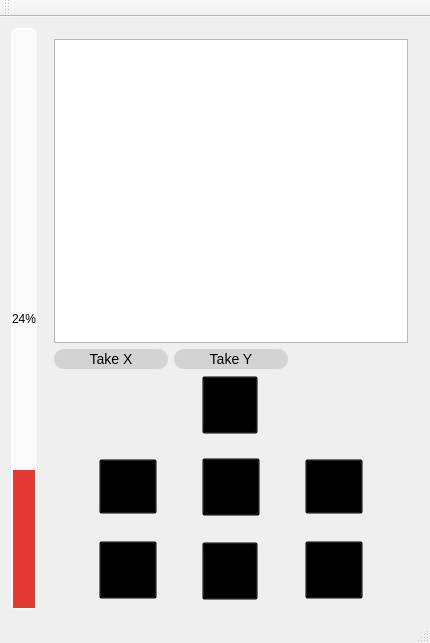
Above: zork.ui from NiallDillane/CS4076-Event-Driven-Programming before the change. Below: the same form after it.
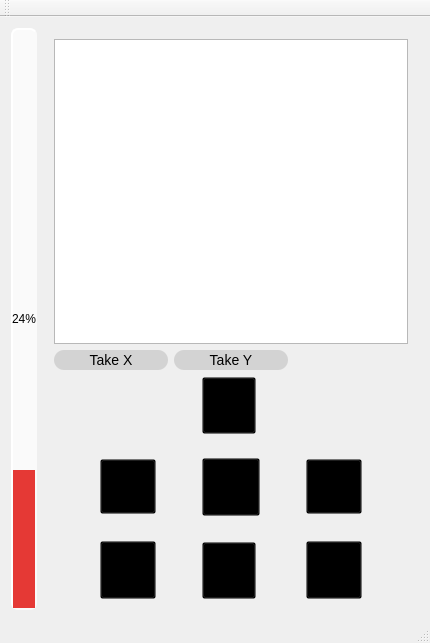
That is the form after the change. Icons and pictures are not drawn.

Commit message: button clipping fixedd

```diff
--- a/zork.ui
+++ b/zork.ui
@@ -1017,13 +1017,13 @@
            <widget class="QPushButton" name="goNorth">
             <property name="minimumSize">
              <size>
-              <width>56</width>
-              <height>58</height>
+              <width>54</width>
+              <height>57</height>
              </size>
             </property>
             <property name="maximumSize">
              <size>
-              <width>55</width>
+              <width>54</width>
               <height>55</height>
              </size>
             </property>
@@ -1979,13 +1979,13 @@
            <widget class="QPushButton" name="goSouth">
             <property name="minimumSize">
              <size>
-              <width>56</width>
-              <height>58</height>
+              <width>54</width>
+              <height>57</height>
              </size>
             </property>
             <property name="maximumSize">
              <size>
-              <width>55</width>
+              <width>54</width>
               <height>55</height>
              </size>
             </property>
@@ -2005,13 +2005,13 @@
            <widget class="QPushButton" name="goEast">
             <property name="minimumSize">
              <size>
-              <width>58</width>
+              <width>56</width>
               <height>55</height>
              </size>
             </property>
             <property name="maximumSize">
              <size>
-              <width>55</width>
+              <width>56</width>
               <height>55</height>
              </size>
             </property>
@@ -2031,13 +2031,13 @@
            <widget class="QPushButton" name="goWest">
             <property name="minimumSize">
              <size>
-              <width>58</width>
+              <width>56</width>
               <height>55</height>
              </size>
             </property>
             <property name="maximumSize">
              <size>
-              <width>55</width>
+              <width>56</width>
               <height>55</height>
              </size>
             </property>
```
